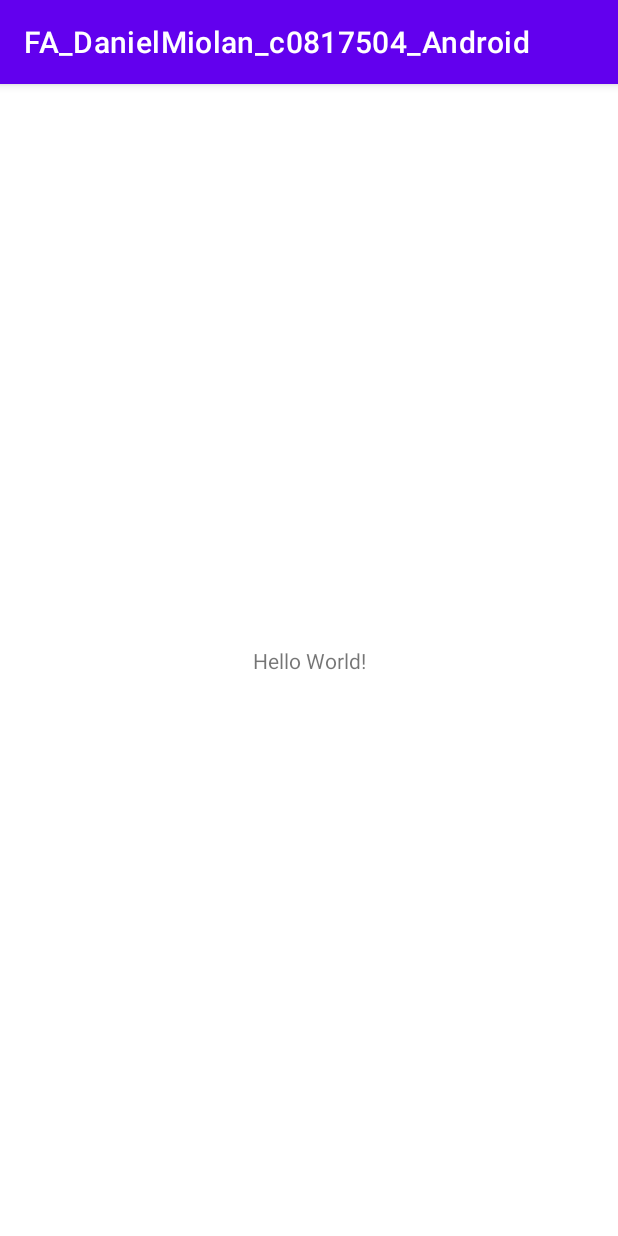
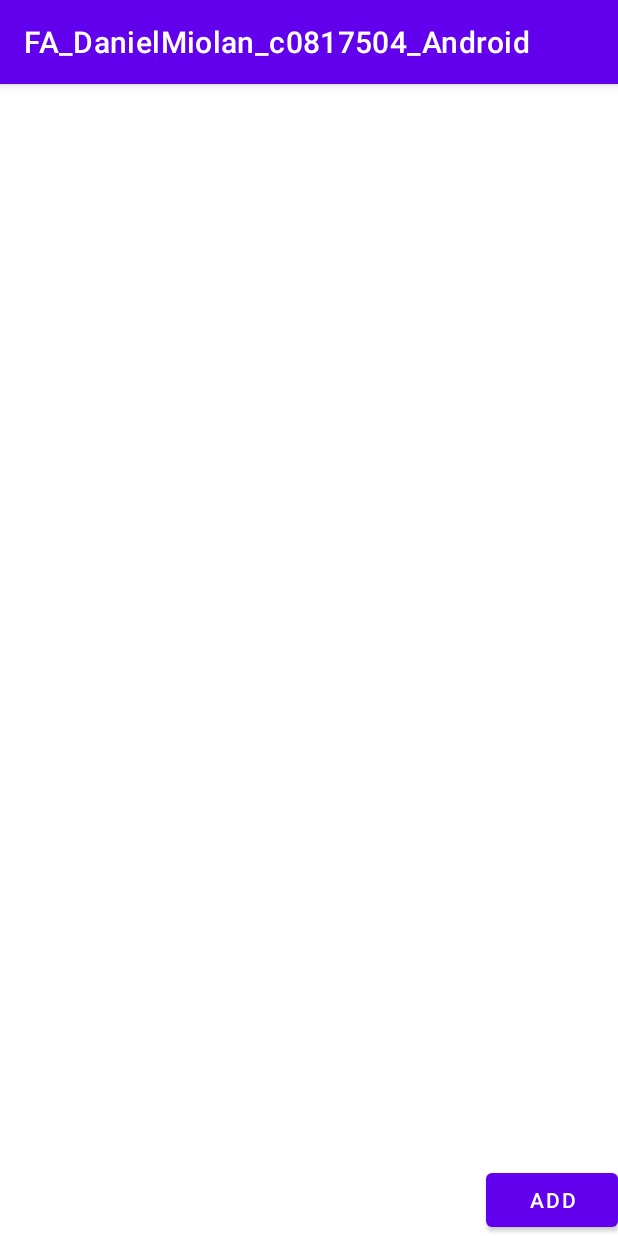
Before and after one commit to armandovich/FA_DanielMiolan_c0817504_Android, an Android app: the screen it shows after launch (MainActivity), on a phone screen of 412 x 824 dp. Run offline under Robolectric (Android 15) with nearby library versions, the phone set to English and light mode, and no system bars.

```diff
--- a/app/src/main/java/com/example/fa_danielmiolan_c0817504_android/MainActivity.java
+++ b/app/src/main/java/com/example/fa_danielmiolan_c0817504_android/MainActivity.java
@@ -1,14 +1,43 @@
 package com.example.fa_danielmiolan_c0817504_android;
 
+import androidx.activity.result.ActivityResultLauncher;
+import androidx.activity.result.contract.ActivityResultContracts;
+import androidx.annotation.NonNull;
 import androidx.appcompat.app.AppCompatActivity;
+import androidx.core.app.ActivityCompat;
+import androidx.core.content.ContextCompat;
 
+import android.Manifest;
+import android.app.AlertDialog;
+import android.content.DialogInterface;
+import android.content.Intent;
+import android.content.pm.PackageManager;
 import android.os.Bundle;
+import android.view.View;
+import android.widget.Button;
 
 public class MainActivity extends AppCompatActivity {
+
+    private Button openMapBtn;
+    private static final int REQUEST_CODE = 1;
 
     @Override
     protected void onCreate(Bundle savedInstanceState) {
         super.onCreate(savedInstanceState);
         setContentView(R.layout.activity_main);
+
+        openMapBtn =  findViewById(R.id.openMapBtn);
+
+        openMapBtn.setOnClickListener(new View.OnClickListener() {
+            @Override
+            public void onClick(View view) {
+                // TO-DO
+                Intent myIntent = new Intent(MainActivity.this, MapsActivity.class);
+                startActivity(myIntent);
+            }
+        });
+
+        ActivityCompat.requestPermissions(this, new String[]{Manifest.permission.ACCESS_FINE_LOCATION}, REQUEST_CODE);
+        ActivityCompat.requestPermissions(this, new String[]{Manifest.permission.INTERNET}, REQUEST_CODE);
     }
 }
--- a/app/src/main/res/layout/activity_main.xml
+++ b/app/src/main/res/layout/activity_main.xml
@@ -6,13 +6,19 @@
     android:layout_height="match_parent"
     tools:context=".MainActivity">
 
-    <TextView
+    <Button
+        android:id="@+id/openMapBtn"
         android:layout_width="wrap_content"
         android:layout_height="wrap_content"
-        android:text="Hello World!"
+        android:text="Add"
         app:layout_constraintBottom_toBottomOf="parent"
-        app:layout_constraintLeft_toLeftOf="parent"
-        app:layout_constraintRight_toRightOf="parent"
+        app:layout_constraintEnd_toEndOf="parent" />
+
+    <androidx.recyclerview.widget.RecyclerView
+        android:id="@+id/locationRV"
+        android:layout_width="409dp"
+        android:layout_height="681dp"
+        app:layout_constraintBottom_toTopOf="@+id/openMapBtn"
+        app:layout_constraintStart_toStartOf="parent"
         app:layout_constraintTop_toTopOf="parent" />
-
 </androidx.constraintlayout.widget.ConstraintLayout>
--- /dev/null
+++ b/app/src/main/res/values/map_api.xml
@@ -0,0 +1,6 @@
+<?xml version="1.0" encoding="utf-8"?>
+<resources>
+    <string name="map_key" translatable="false">
+        AIzaSyBM3mA2Tm13WlmRw_b0bbUkzy2lvww6RiQ
+    </string>
+</resources>
--- a/app/src/main/res/values/strings.xml
+++ b/app/src/main/res/values/strings.xml
@@ -1,3 +1,4 @@
 <resources>
     <string name="app_name">FA_DanielMiolan_c0817504_Android</string>
+    <string name="title_activity_maps">MapsActivity</string>
 </resources>
--- a/build.gradle
+++ b/build.gradle
@@ -2,6 +2,7 @@
 plugins {
     id 'com.android.application' version '7.1.0' apply false
     id 'com.android.library' version '7.1.0' apply false
+    id 'com.google.android.libraries.mapsplatform.secrets-gradle-plugin' version '2.0.1' apply false
 }
 
 task clean(type: Delete) {
```
Also changed, not shown: app/build.gradle (+6 -1 lines), app/src/main/AndroidManifest.xml (+25 -0 lines), app/src/main/java/com/example/fa_danielmiolan_c0817504_android/MapsActivity.java (added, +51 -0 lines), app/src/main/res/layout/activity_maps.xml (added, +9 -0 lines).
